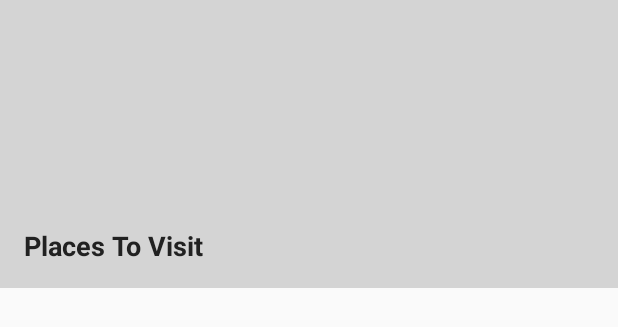
After one commit to IlanaQuintinoDaSilva/MyTravels, an Android app: the layout nav_header.xml on its own in the app's theme, with its tools: preview values and no code run, on a phone screen of 412 x 824 dp. The commit adds this screen. Shown: the top 327 px of the screen. Run offline under Robolectric (Android 15) with nearby library versions, the phone set to English and light mode, and no system bars.

Commit message:
new layouts

```diff
--- /dev/null
+++ b/app/src/main/res/layout/nav_header.xml
@@ -0,0 +1,20 @@
+<?xml version="1.0" encoding="utf-8"?>
+<LinearLayout xmlns:android="http://schemas.android.com/apk/res/android"
+              android:layout_width="match_parent"
+              android:layout_height="192dp"
+              android:background="?attr/colorPrimaryDark"
+              android:padding="16dp"
+              android:theme="@style/ThemeOverlay.AppCompat.Dark"
+              android:orientation="vertical"
+              android:gravity="bottom">
+
+    <TextView
+            android:layout_width="match_parent"
+            android:layout_height="wrap_content"
+            android:text="Places To Visit"
+            android:textColor="@color/colorAccent"
+            android:textStyle="bold"
+            android:textSize="18dp"
+            android:textAppearance="@style/TextAppearance.AppCompat.Body1"/>
+
+</LinearLayout>
--- a/app/src/main/res/values/strings.xml
+++ b/app/src/main/res/values/strings.xml
@@ -2,4 +2,9 @@
     <string name="app_name">Places To Visit</string>
     <string name="country">Country</string>
     <string name="add">Add</string>
+    <string name="action_settings">Settings</string>
+    <string name="groups">Groups</string>
+    <string name="countries">Countries</string>
+    <string name="cities">Cities</string>
+    <string name="backup">Backup</string>
 </resources>
```
Also changed, not shown: app/src/main/res/menu/drawer_view.xml (added, +17 -0 lines), app/src/main/res/menu/menu_main.xml (added, +10 -0 lines).
